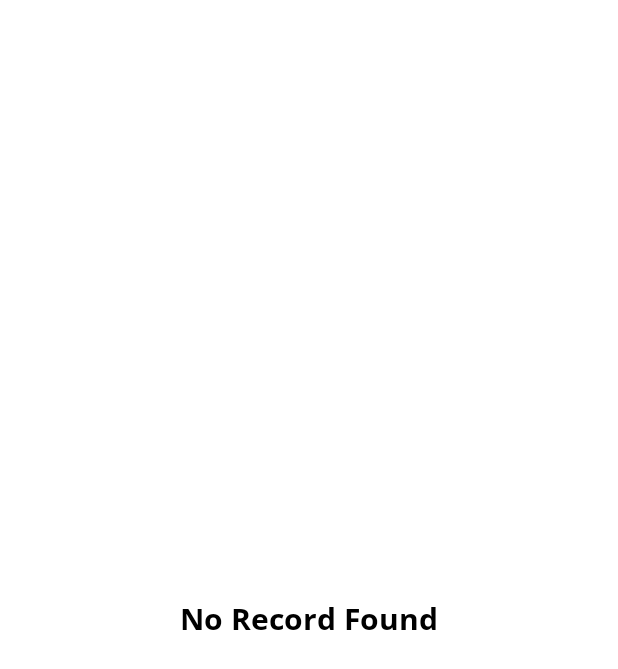
After one commit to siddheshchandorkar/banswara_android_warehouse, an Android app: the layout row_viewpager.xml on its own in the app's theme, with its tools: preview values and no code run, on a phone screen of 412 x 824 dp. The commit adds this screen. Shown: the top 669 px of the screen. Run offline under Robolectric (Android 15) with nearby library versions, the phone set to English and light mode, and no system bars.

Commit message:
Tabs added

```diff
--- a/app/src/main/java/com/banswara/warehouse/dispatch/DispatchListActivity.kt
+++ b/app/src/main/java/com/banswara/warehouse/dispatch/DispatchListActivity.kt
@@ -287,6 +287,7 @@ class DispatchListActivity : AppCompatActivity(), RowChallanViewModel.ChallanCli
 							viewModel.challanListLiveData.value?.indexOfFirst {
 								(it as RowChallanViewModel).challanFileModel.fileContent == content.challan
 							}?.let { index ->
+								if(index!=-1){
 									val file = FileContentModel(
 										content.challan,
 										viewModel.fileName.value!!,
@@ -307,12 +308,11 @@ class DispatchListActivity : AppCompatActivity(), RowChallanViewModel.ChallanCli
 										index,
 										row
 									)
-
-
 									Log.d(
 										"Siddhesh",
 										"Check Scanned index ${content.challan}: " + (list.get(index) as RowChallanViewModel).challanFileModel
 									)
+								}
 
 							}
 
--- /dev/null
+++ b/app/src/main/res/layout/row_viewpager.xml
@@ -0,0 +1,53 @@
+<?xml version="1.0" encoding="utf-8"?>
+
+<layout xmlns:android="http://schemas.android.com/apk/res/android"
+    xmlns:app="http://schemas.android.com/apk/res-auto"
+    xmlns:tools="http://schemas.android.com/tools">
+
+    <data>
+
+        <import type="android.text.TextUtils"/>
+
+        <variable
+            name="vm"
+            type="com.banswara.warehouse.dashboard.RowTabsViewModel" />
+    </data>
+
+    <androidx.constraintlayout.widget.ConstraintLayout
+        android:layout_width="match_parent"
+        android:layout_height="match_parent"
+        android:background="@color/white"
+        android:backgroundTint="@color/white"
+        >
+
+        <androidx.recyclerview.widget.RecyclerView
+            android:id="@+id/rcv_files"
+            android:layout_width="match_parent"
+            android:layout_height="match_parent"
+            android:layout_margin="8dp"
+            android:orientation="vertical"
+            app:layoutManager="androidx.recyclerview.widget.GridLayoutManager"
+            app:layout_constraintBottom_toBottomOf="parent"
+            app:layout_constraintTop_toTopOf="parent"
+            app:setRowData="@{vm.listLiveData}"
+            tools:itemCount="20"
+            tools:listitem="@layout/row_files"
+            tools:visibility="invisible"/>
+
+        <TextView
+            android:layout_width="wrap_content"
+            android:layout_height="wrap_content"
+            app:layout_constraintTop_toTopOf="parent"
+            app:layout_constraintEnd_toEndOf="parent"
+            android:text="No Record Found"
+            android:textColor="@color/black"
+            android:textSize="20sp"
+            android:fontFamily="@font/font_bold"
+            app:layout_constraintBottom_toBottomOf="parent"
+            app:layout_constraintStart_toStartOf="parent"
+            android:visibility="@{vm.listLiveData.empty}"/>
+
+
+
+    </androidx.constraintlayout.widget.ConstraintLayout>
+</layout>
```
Also changed, not shown: app/src/main/java/com/banswara/warehouse/dashboard/DashboardActivity.kt (+62 -21 lines), app/src/main/java/com/banswara/warehouse/dashboard/DashboardViewModel.kt (+7 -2 lines), app/src/main/java/com/banswara/warehouse/dashboard/RowTabsViewModel.kt (added, +23 -0 lines), app/src/main/java/com/banswara/warehouse/login/LoginActivity.kt (+57 -16 lines), app/src/main/res/layout/activity_dashboard.xml (+44 -19 lines). Lines whose indentation alone changed are shown as unchanged.
